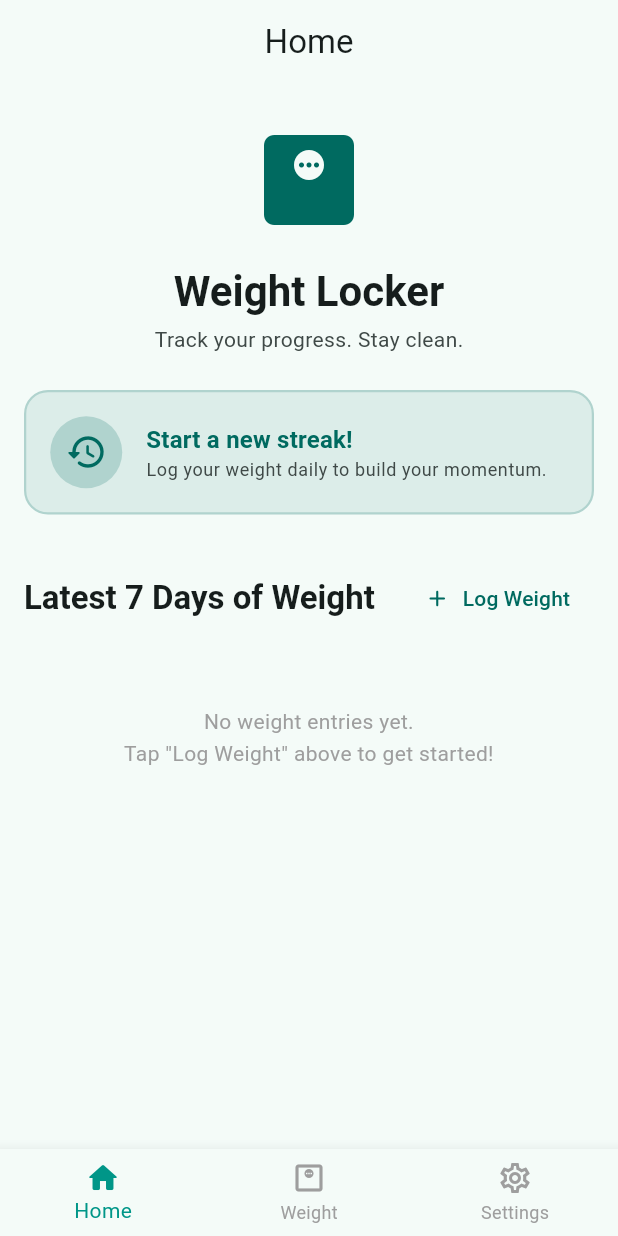
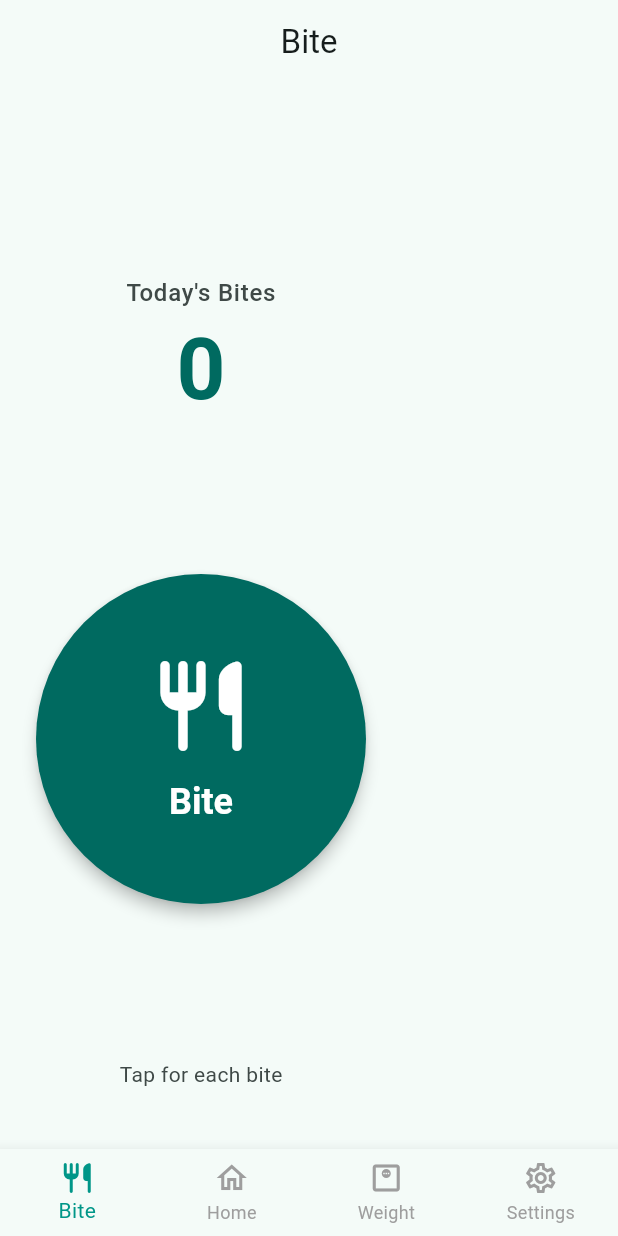
Before and after one commit to igorbasko01/food-locker, a Flutter app: the screen it shows after launch, on a phone screen of 412 x 824 dp. Run offline on Flutter 3.47's test engine with Material 3 defaults, Android fonts, the phone set to English and light mode, and no system bars; our stand-ins replace csv, drift, drift_flutter, file_picker, fl_chart, hive_ce and 2 more; accounts and stored records are empty; generated files the repository leaves out were written again.

Commit message:
feat: add bite logging screen with today's count (bite-pacing Phase 4) (#54)
Phase 4 of the bite-pacing plan: the main bite-logging screen.

- BiteManager (ChangeNotifier) owns the current local day's bite count in
  memory, writing through the BiteRepository on each tap then re-reading the
  count so the surfaced number stays consistent with the store — mirroring
  the weight feature's write-through-then-refresh pattern.
- BitePage: one large circular tap target logs a bite immediately and never
  blocks (one tap = one bite); today's count sits above it and re-queries
  after every tap.
- Wire BiteManager through provider in main.dart and add a "Bite" tab as the
  app's landing screen in AppShell.

Pacing visualization (Phase 5) lands on this same screen.


Claude-Session: https://claude.ai/code/session_01JqkBbV5RZqAD2JcKc4sJEr

Co-authored-by: Claude <noreply@anthropic.com>

```diff
--- /dev/null
+++ b/lib/features/bite/data/bite_manager.dart
@@ -0,0 +1,48 @@
+import 'package:flutter/foundation.dart';
+import 'package:food_locker/features/bite/data/bite_repository.dart';
+
+/// UI-facing state holder for the bite-logging screen (Phase 4).
+///
+/// Owns the running bite count for the current local day in memory and, after
+/// every tap, writes through the [BiteRepository] then re-reads the count so the
+/// surfaced number stays consistent with the store — mirroring the weight
+/// feature's write-through-then-refresh pattern.
+///
+/// Bite count is the headline metric (§0): [logBite] never blocks (§3a) and the
+/// count re-queries after each tap (§4, Phase 4).
+class BiteManager extends ChangeNotifier {
+  BiteManager(this._repository);
+
+  final BiteRepository _repository;
+
+  int _todayCount = 0;
+
+  /// Bites logged so far during the current local day — the headline metric
+  /// (§3c). Zero until [initialize] (or a [logBite]) has run.
+  int get todayCount => _todayCount;
+
+  /// Loads today's count from the store so the screen opens with the right
+  /// number even after an app restart.
+  Future<void> initialize() async {
+    await _refreshTodayCount();
+  }
+
+  /// Records one bite at the current instant — one tap = one bite, persisted
+  /// immediately and never blocked (§3a) — then refreshes today's count.
+  Future<void> logBite() async {
+    await _repository.logBite(DateTime.now());
+    await _refreshTodayCount();
+  }
+
+  Future<void> _refreshTodayCount() async {
+    final now = DateTime.now();
+    // Local-day bounds as a half-open window `[startOfDay, startOfNextDay)`.
+    // Building the next day via the DateTime constructor (day + 1) normalizes
+    // month/year rollovers and lands on local midnight — DST-correct, unlike
+    // adding a fixed 24-hour Duration.
+    final startOfDay = DateTime(now.year, now.month, now.day);
+    final startOfNextDay = DateTime(now.year, now.month, now.day + 1);
+    _todayCount = await _repository.biteCount(startOfDay, startOfNextDay);
+    notifyListeners();
+  }
+}
--- a/lib/main.dart
+++ b/lib/main.dart
@@ -1,5 +1,6 @@
 import 'package:flutter/material.dart';
 import 'package:food_locker/features/bite/data/bite_database.dart';
+import 'package:food_locker/features/bite/data/bite_manager.dart';
 import 'package:food_locker/features/bite/data/bite_repository.dart';
 import 'package:food_locker/features/bite/data/drift_bite_repository.dart';
 import 'package:food_locker/features/settings/data/serialization_service.dart';
@@ -26,6 +27,9 @@ void main() async {
 
   final biteRepository = DriftBiteRepository(BiteDatabase());
 
+  final biteManager = BiteManager(biteRepository);
+  await biteManager.initialize();
+
   runApp(
     MultiProvider(
       providers: [
@@ -33,6 +37,7 @@ void main() async {
         Provider<BiteRepository>.value(value: biteRepository),
         Provider<SerializationService>(create: (_) => SerializationService()),
         ChangeNotifierProvider<WeightManager>.value(value: weightManager),
+        ChangeNotifierProvider<BiteManager>.value(value: biteManager),
       ],
       child: const MainApp(),
     ),
--- a/lib/ui/app_shell.dart
+++ b/lib/ui/app_shell.dart
@@ -1,4 +1,5 @@
 import 'package:flutter/material.dart';
+import 'package:food_locker/ui/pages/bite_page.dart';
 import 'package:food_locker/ui/pages/home_page.dart';
 import 'package:food_locker/ui/pages/settings_page.dart';
 import 'package:food_locker/ui/pages/weight_page.dart';
@@ -14,12 +15,13 @@ class _AppShellState extends State<AppShell> {
   int _currentIndex = 0;
 
   static const List<Widget> _pages = [
+    BitePage(),
     HomePage(),
     WeightPage(),
     SettingsPage(),
   ];
 
-  static const List<String> _titles = ['Home', 'Weight', 'Settings'];
+  static const List<String> _titles = ['Bite', 'Home', 'Weight', 'Settings'];
 
   void _onTabTapped(int index) {
     setState(() {
@@ -33,9 +35,15 @@ class _AppShellState extends State<AppShell> {
       appBar: AppBar(title: Text(_titles[_currentIndex])),
       body: IndexedStack(index: _currentIndex, children: _pages),
       bottomNavigationBar: BottomNavigationBar(
+        type: BottomNavigationBarType.fixed,
         currentIndex: _currentIndex,
         onTap: _onTabTapped,
         items: const [
+          BottomNavigationBarItem(
+            icon: Icon(Icons.restaurant_outlined),
+            activeIcon: Icon(Icons.restaurant_rounded),
+            label: 'Bite',
+          ),
           BottomNavigationBarItem(
             icon: Icon(Icons.home_outlined),
             activeIcon: Icon(Icons.home_rounded),
--- /dev/null
+++ b/lib/ui/pages/bite_page.dart
@@ -0,0 +1,106 @@
+import 'package:flutter/material.dart';
+import 'package:food_locker/features/bite/data/bite_manager.dart';
+import 'package:provider/provider.dart';
+
+/// The main bite-logging screen (Phase 4).
+///
+/// One big tap = one bite, recorded immediately and never blocked (§3a); the
+/// day's running count — the headline metric — sits above the button and
+/// re-queries after every tap. Pacing visualization (Phase 5) lands on this
+/// same screen.
+class BitePage extends StatelessWidget {
+  const BitePage({super.key});
+
+  @override
+  Widget build(BuildContext context) {
+    final theme = Theme.of(context);
+    final biteManager = context.watch<BiteManager>();
+
+    return Scaffold(
+      body: SafeArea(
+        child: Padding(
+          padding: const EdgeInsets.all(24.0),
+          child: Column(
+            children: [
+              const Spacer(),
+              Text(
+                "Today's Bites",
+                style: theme.textTheme.titleMedium?.copyWith(
+                  color: theme.colorScheme.onSurfaceVariant,
+                  fontWeight: FontWeight.w500,
+                  letterSpacing: 0.5,
+                ),
+              ),
+              const SizedBox(height: 8),
+              Text(
+                '${biteManager.todayCount}',
+                style: theme.textTheme.displayLarge?.copyWith(
+                  fontWeight: FontWeight.bold,
+                  color: theme.colorScheme.primary,
+                ),
+              ),
+              const Spacer(),
+              _BiteButton(onTap: biteManager.logBite),
+              const Spacer(),
+              Text(
+                'Tap for each bite',
+                style: theme.textTheme.bodyMedium?.copyWith(
+                  color: theme.colorScheme.onSurfaceVariant,
+                ),
+              ),
+              const SizedBox(height: 16),
+            ],
+          ),
+        ),
+      ),
+    );
+  }
+}
+
+/// The large circular tap target — the primary action of the whole screen.
+class _BiteButton extends StatelessWidget {
+  const _BiteButton({required this.onTap});
+
+  final Future<void> Function() onTap;
+
+  @override
+  Widget build(BuildContext context) {
+    final theme = Theme.of(context);
+
+    return Semantics(
+      button: true,
+      label: 'Log a bite',
+      child: Material(
+        color: theme.colorScheme.primary,
+        shape: const CircleBorder(),
+        elevation: 4,
+        child: InkWell(
+          onTap: onTap,
+          customBorder: const CircleBorder(),
+          child: SizedBox(
+            width: 220,
+            height: 220,
+            child: Column(
+              mainAxisAlignment: MainAxisAlignment.center,
+              children: [
+                Icon(
+                  Icons.restaurant_rounded,
+                  size: 72,
+                  color: theme.colorScheme.onPrimary,
+                ),
+                const SizedBox(height: 12),
+                Text(
+                  'Bite',
+                  style: theme.textTheme.headlineSmall?.copyWith(
+                    color: theme.colorScheme.onPrimary,
+                    fontWeight: FontWeight.bold,
+                  ),
+                ),
+              ],
+            ),
+          ),
+        ),
+      ),
+    );
+  }
+}
```
Also changed, not shown: 2 other files.
